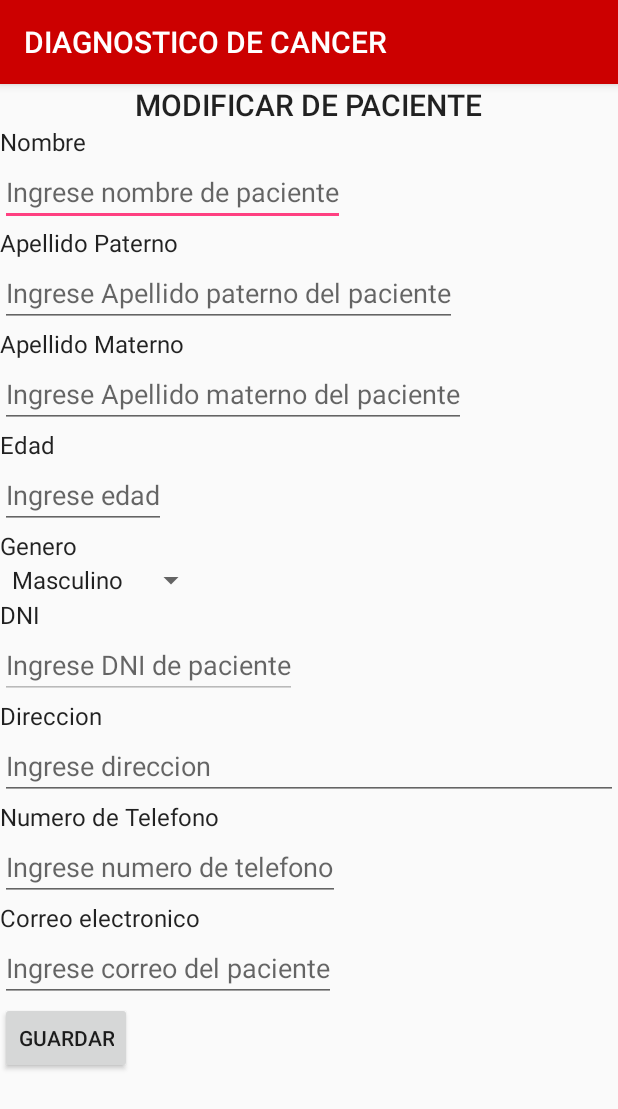
After one commit to retto710/TDP, an Android app: the ModifyPatientActivity screen opened directly, with no data from a screen before it, on a phone screen of 412 x 824 dp. The commit adds this screen. Shown: the top 1109 px of the screen. Run offline under Robolectric (Android 15) with nearby library versions, the phone set to English and light mode, and no system bars; our stand-ins replace Firebase (no records; nobody signed in at launch, a user with empty details on screens opened directly); 1 statement that could not run was skipped.

Commit message:
v1.32 Ingreso de datos secundarios del paciente para la creacion del dashboard Usuario: doctor@gmail.com contra : 123456

```diff
--- a/app/src/main/AndroidManifest.xml
+++ b/app/src/main/AndroidManifest.xml
@@ -25,7 +25,8 @@
         android:roundIcon="@mipmap/ic_launcher_round"
         android:supportsRtl="true"
         android:theme="@style/AppTheme">
-        <activity android:name=".PatientResumeActivity"></activity>
+        <activity android:name=".ModifyPatientActivity"></activity>
+        <activity android:name=".PatientResumeActivity" />
         <activity android:name=".PatientActivity" />
         <activity android:name=".RegisterDoctorInfoActivity" />
         <activity android:name=".RegisterDoctorActivity" />
--- /dev/null
+++ b/app/src/main/java/com/yashsoni/visualrecognitionsample/ModifyPatientActivity.java
@@ -0,0 +1,115 @@
+package com.yashsoni.visualrecognitionsample;
+
+import android.content.Intent;
+import android.support.annotation.NonNull;
+import android.support.v7.app.AppCompatActivity;
+import android.os.Bundle;
+import android.util.Log;
+import android.view.View;
+import android.widget.ArrayAdapter;
+import android.widget.Button;
+import android.widget.EditText;
+import android.widget.Spinner;
+import android.widget.Toast;
+
+import com.google.android.gms.tasks.OnCompleteListener;
+import com.google.android.gms.tasks.Task;
+import com.google.firebase.auth.FirebaseAuth;
+import com.google.firebase.auth.FirebaseUser;
+import com.google.firebase.firestore.DocumentReference;
+import com.google.firebase.firestore.DocumentSnapshot;
+import com.google.firebase.firestore.FirebaseFirestore;
+
+public class ModifyPatientActivity extends AppCompatActivity {
+    FirebaseFirestore db;
+    Integer flgPaciente;
+    EditText edtNombre;
+    EditText edtApellidoPat;
+    EditText edtApellidoMat;
+    EditText edtDNI;
+    String correo;
+    EditText edtEdad;
+    Spinner spinGenero;
+    EditText edtDireccion;
+    EditText edtTelefono;
+    EditText edtCorreo;
+    String dni;
+    @Override
+    protected void onCreate(Bundle savedInstanceState) {
+        super.onCreate(savedInstanceState);
+        setContentView(R.layout.activity_modify_patient);
+        db = FirebaseFirestore.getInstance();
+        FirebaseUser currentUser = FirebaseAuth.getInstance().getCurrentUser();
+        correo=currentUser.getEmail();
+        flgPaciente=0;
+        //Iniciar variables
+        edtNombre=findViewById(R.id.edtNombre);
+        edtApellidoPat=findViewById(R.id.edtApellidoPaterno);
+        edtApellidoMat=findViewById(R.id.edtApellidoMaterno);
+        edtDNI=findViewById(R.id.edtDNI);
+        edtEdad=findViewById(R.id.edtEdad);
+        spinGenero=findViewById(R.id.spinGenero);
+        //edtDireccion=findViewById(R.id.edtDireccion);
+        edtTelefono=findViewById(R.id.edtTelefono);
+        edtCorreo=findViewById(R.id.edtCorreo);
+        dni=edtCorreo.getText().toString();
+        Intent intent = getIntent();
+        dni = intent.getExtras().getString("DNI");
+        Toast.makeText(this,dni,Toast.LENGTH_LONG);
+        BuscarCliente(dni);
+        //Datos del spinner
+        ArrayAdapter<CharSequence> adapter = ArrayAdapter.createFromResource(this,
+                R.array.array, android.R.layout.simple_spinner_item);
+        // Specify the layout to use when the list of choices appears
+        adapter.setDropDownViewResource(android.R.layout.simple_spinner_dropdown_item);
+        // Apply the adapter to the spinner
+        spinGenero.setAdapter(adapter);
+        Button btnRegister = (Button) findViewById(R.id.btnGuardar);
+        btnRegister.setOnClickListener(new View.OnClickListener() {
+            @Override
+            public void onClick(View v) {
+                DocumentReference pacRef = db.collection("pacientes").document(dni);
+                pacRef
+                        .update("nombre", edtNombre.getText().toString(),
+                                "apPat", edtApellidoPat.getText().toString(),
+                                "apMat", edtApellidoMat.getText().toString(),
+                                "tlf", edtTelefono.getText().toString(),
+                                "correo", edtCorreo.getText().toString(),
+                                "edad", edtEdad.getText().toString(),
+                                "gen", spinGenero.getSelectedItem().toString()
+
+                        );
+                Intent HomeIntent= new Intent(getApplicationContext(),PatientActivity.class);
+                HomeIntent.putExtra("dni",dni);
+                startActivity(HomeIntent);
+
+            }
+        });
+    }
+    private void BuscarCliente(String dni)
+    {
+        DocumentReference docRef = db.collection("pacientes").document(dni);
+        docRef.get().addOnCompleteListener(new OnCompleteListener<DocumentSnapshot>() {
+            @Override
+            public void onComplete(@NonNull Task<DocumentSnapshot> task) {
+                if (task.isSuccessful()) {
+                    DocumentSnapshot document = task.getResult();
+                    if (document.exists()) {
+                       edtNombre.setText(document.getData().get("nombre").toString());
+                        edtApellidoPat.setText(document.getData().get("apPat").toString());
+                        edtApellidoMat.setText(document.getData().get("apMat").toString());
+                        edtTelefono.setText(document.getData().get("tlf").toString());
+                        edtCorreo.setText(document.getData().get("correo").toString());
+                        edtEdad.setText(document.getData().get("edad").toString());
+                        //edtDireccion.setText(document.getData().get("direccion").toString());
+                    } else {
+                        Log.d("resultado", "No such document");
+                        flgPaciente=0;
+                    }
+                } else {
+                    Log.d("resultado", "get failed with ", task.getException());
+                }
+            }
+        });
+    }
+}
--- a/app/src/main/java/com/yashsoni/visualrecognitionsample/PatientActivity.java
+++ b/app/src/main/java/com/yashsoni/visualrecognitionsample/PatientActivity.java
@@ -185,6 +185,13 @@ public class PatientActivity extends AppCompatActivity {
                         CameraPermission();
                     }
                 });
+        myAlertDialog.setNeutralButton("Modificar", new DialogInterface.OnClickListener() {
+            public void onClick(DialogInterface arg0, int arg1) {
+                Intent HomeIntent = new Intent(getApplicationContext(),ModifyPatientActivity.class);
+                HomeIntent.putExtra("DNI",dniPaciente);
+                startActivity(HomeIntent);
+            }
+        });
         myAlertDialog.show();
     }
 
--- /dev/null
+++ b/app/src/main/res/layout/activity_modify_patient.xml
@@ -0,0 +1,151 @@
+<?xml version="1.0" encoding="utf-8"?>
+<ScrollView  xmlns:android="http://schemas.android.com/apk/res/android"
+    xmlns:app="http://schemas.android.com/apk/res-auto"
+    xmlns:tools="http://schemas.android.com/tools"
+    android:layout_width="match_parent"
+    android:layout_height="match_parent"
+    tools:context=".ModifyPatientActivity">
+    <LinearLayout
+        android:layout_width="match_parent"
+        android:layout_height="match_parent"
+        android:orientation="vertical"
+        android:gravity="center|left"
+        >
+        <TextView
+            android:id="@+id/title"
+            android:layout_width="wrap_content"
+            android:layout_height="wrap_content"
+            android:layout_gravity="center_horizontal"
+            android:text="MODIFICAR DE PACIENTE"
+            app:layout_constraintTop_toTopOf="parent"
+            style="@style/Base.TextAppearance.AppCompat.Title"
+            />
+        <TextView
+            android:id="@+id/lblNombre"
+            android:layout_width="match_parent"
+            android:layout_height="wrap_content"
+            android:text="Nombre"
+            app:layout_constraintLeft_toLeftOf="parent"
+            app:layout_constraintRight_toRightOf="parent"
+            app:layout_constraintTop_toBottomOf="@id/title"
+            style="@style/Base.TextAppearance.AppCompat.SearchResult.Subtitle"
+            />
+        <EditText
+            android:id="@+id/edtNombre"
+            android:layout_width="wrap_content"
+            android:layout_height="wrap_content"
+            android:hint="Ingrese nombre de paciente"
+            />
+        <TextView
+            android:id="@+id/lblApellidoPaterno"
+            android:layout_width="match_parent"
+            android:layout_height="wrap_content"
+            android:text="Apellido Paterno"
+            style="@style/Base.TextAppearance.AppCompat.SearchResult.Subtitle"
+            />
+        <EditText
+            android:id="@+id/edtApellidoPaterno"
+            android:layout_width="wrap_content"
+            android:layout_height="wrap_content"
+            android:hint="Ingrese Apellido paterno del paciente"
+            />
+        <TextView
+            android:layout_width="match_parent"
+            android:layout_height="wrap_content"
+            android:text="Apellido Materno"
+            style="@style/Base.TextAppearance.AppCompat.SearchResult.Subtitle"
+            />
+        <EditText
+            android:id="@+id/edtApellidoMaterno"
+            android:layout_width="wrap_content"
+            android:layout_height="wrap_content"
+            android:hint="Ingrese Apellido materno del paciente"
+            />
+
+        <TextView
+            style="@style/Base.TextAppearance.AppCompat.SearchResult.Subtitle"
+            android:layout_width="match_parent"
+            android:layout_height="wrap_content"
+            android:text="Edad" />
+        <EditText
+            android:id="@+id/edtEdad"
+            android:layout_width="wrap_content"
+            android:layout_height="wrap_content"
+            android:hint="Ingrese edad"
+            android:inputType="number"
+            />
+        <TextView
+            android:layout_width="match_parent"
+            android:layout_height="wrap_content"
+            android:text="Genero"
+            style="@style/Base.TextAppearance.AppCompat.SearchResult.Subtitle"
+            />
+        <Spinner
+            android:id="@+id/spinGenero"
+            android:layout_width="wrap_content"
+            android:layout_height="wrap_content"
+            android:hint="Ingrese edad"
+            />
+        <TextView
+            android:layout_width="match_parent"
+            android:layout_height="wrap_content"
+            android:text="DNI"
+            style="@style/Base.TextAppearance.AppCompat.SearchResult.Subtitle"
+            />
+        <EditText
+            android:id="@+id/edtDNI"
+            android:layout_width="wrap_content"
+            android:layout_height="wrap_content"
+            android:hint="Ingrese DNI de paciente"
+            android:maxLength="8"
+            android:inputType="number"
+            android:enabled="false"
+            />
+        <TextView
+            android:layout_width="match_parent"
+            android:layout_height="wrap_content"
+            android:text="Direccion"
+            style="@style/Base.TextAppearance.AppCompat.SearchResult.Subtitle"
+            />
+        <EditText
+            android:id="@+id/edtDireccion"
+            android:layout_width="match_parent"
+            android:layout_height="wrap_content"
+            android:hint="Ingrese direccion"
+            android:inputType="text"
+            />
+        <TextView
+            android:layout_width="match_parent"
+            android:layout_height="wrap_content"
+            android:text="Numero de Telefono"
+            style="@style/Base.TextAppearance.AppCompat.SearchResult.Subtitle"
+            />
+        <EditText
+            android:id="@+id/edtTelefono"
+            android:layout_width="wrap_content"
+            android:layout_height="wrap_content"
+            android:hint="Ingrese numero de telefono"
+            android:inputType="number"
+            />
+        <TextView
+            android:layout_width="match_parent"
+            android:layout_height="wrap_content"
+            android:text="Correo electronico"
+
+            style="@style/Base.TextAppearance.AppCompat.SearchResult.Subtitle"
+            />
+        <EditText
+            android:id="@+id/edtCorreo"
+            android:layout_width="wrap_content"
+            android:layout_height="wrap_content"
+            android:hint="Ingrese correo del paciente"
+            android:inputType="textEmailAddress"
+            />
+        <Button
+            android:id="@+id/btnGuardar"
+            android:layout_width="wrap_content"
+            android:layout_height="wrap_content"
+            android:text="Guardar"
+            />
+    </LinearLayout>
+</ScrollView>
--- a/app/src/main/res/layout/activity_register_doctor.xml
+++ b/app/src/main/res/layout/activity_register_doctor.xml
@@ -1,12 +1,19 @@
 <?xml version="1.0" encoding="utf-8"?>
-<LinearLayout xmlns:android="http://schemas.android.com/apk/res/android"
+
+<ScrollView xmlns:android="http://schemas.android.com/apk/res/android"
     xmlns:app="http://schemas.android.com/apk/res-auto"
     xmlns:tools="http://schemas.android.com/tools"
     android:layout_width="match_parent"
     android:layout_height="match_parent"
-    android:orientation="vertical"
-    android:padding="15dp"
-    tools:context=".RegisterDoctorActivity">
+    tools:context=".RegisterDoctorActivity"
+   >
+        <LinearLayout
+            android:layout_width="match_parent"
+            android:layout_height="match_parent"
+            android:orientation="vertical"
+            android:padding="15dp"
+            >
+
         <TextView
             android:id="@+id/title"
             android:layout_width="match_parent"
@@ -110,5 +117,5 @@
 
             android:layout_margin="20dp"
             />
-
-</LinearLayout>
+        </LinearLayout>
+</ScrollView>
```
